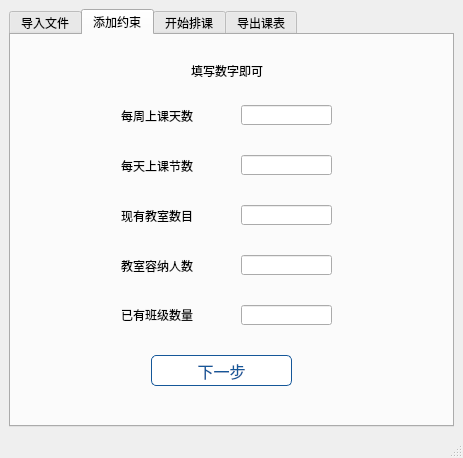
This is startpage.ui in lintean/CClassSchedule as Qt 5 draws it before an edit. The edited form follows.
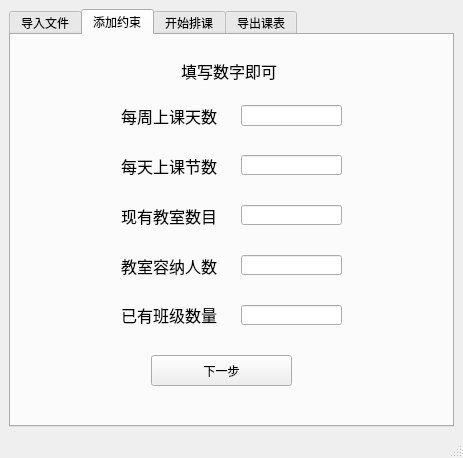
This is the edited form. The open tabs and pages were chosen to show the change.

```diff
--- a/startpage.ui
+++ b/startpage.ui
@@ -112,7 +112,7 @@
          <rect>
           <x>230</x>
           <y>120</y>
-          <width>91</width>
+          <width>101</width>
           <height>20</height>
          </rect>
         </property>
@@ -122,7 +122,7 @@
          <rect>
           <x>230</x>
           <y>170</y>
-          <width>91</width>
+          <width>101</width>
           <height>20</height>
          </rect>
         </property>
@@ -132,7 +132,7 @@
          <rect>
           <x>230</x>
           <y>220</y>
-          <width>91</width>
+          <width>101</width>
           <height>20</height>
          </rect>
         </property>
@@ -142,7 +142,7 @@
          <rect>
           <x>230</x>
           <y>270</y>
-          <width>91</width>
+          <width>101</width>
           <height>20</height>
          </rect>
         </property>
@@ -152,8 +152,8 @@
          <rect>
           <x>230</x>
           <y>70</y>
-          <width>91</width>
-          <height>20</height>
+          <width>101</width>
+          <height>21</height>
          </rect>
         </property>
        </widget>
@@ -162,10 +162,16 @@
          <rect>
           <x>110</x>
           <y>70</y>
-          <width>81</width>
+          <width>101</width>
           <height>21</height>
          </rect>
         </property>
+        <property name="font">
+         <font>
+          <family>微软雅黑</family>
+          <pointsize>12</pointsize>
+         </font>
+        </property>
         <property name="text">
          <string>每周上课天数</string>
         </property>
@@ -175,10 +181,16 @@
          <rect>
           <x>110</x>
           <y>120</y>
-          <width>91</width>
+          <width>101</width>
           <height>21</height>
          </rect>
         </property>
+        <property name="font">
+         <font>
+          <family>微软雅黑</family>
+          <pointsize>12</pointsize>
+         </font>
+        </property>
         <property name="text">
          <string>每天上课节数</string>
         </property>
@@ -188,10 +200,16 @@
          <rect>
           <x>110</x>
           <y>170</y>
-          <width>81</width>
+          <width>101</width>
           <height>21</height>
          </rect>
         </property>
+        <property name="font">
+         <font>
+          <family>微软雅黑</family>
+          <pointsize>12</pointsize>
+         </font>
+        </property>
         <property name="text">
          <string>现有教室数目</string>
         </property>
@@ -201,10 +219,16 @@
          <rect>
           <x>110</x>
           <y>220</y>
-          <width>91</width>
+          <width>101</width>
           <height>21</height>
          </rect>
         </property>
+        <property name="font">
+         <font>
+          <family>微软雅黑</family>
+          <pointsize>12</pointsize>
+         </font>
+        </property>
         <property name="text">
          <string>教室容纳人数</string>
         </property>
@@ -214,10 +238,16 @@
          <rect>
           <x>110</x>
           <y>270</y>
-          <width>91</width>
+          <width>101</width>
           <height>20</height>
          </rect>
         </property>
+        <property name="font">
+         <font>
+          <family>微软雅黑</family>
+          <pointsize>12</pointsize>
+         </font>
+        </property>
         <property name="text">
          <string>已有班级数量</string>
         </property>
@@ -225,12 +255,18 @@
        <widget class="QLabel" name="label_6">
         <property name="geometry">
          <rect>
-          <x>180</x>
+          <x>170</x>
           <y>20</y>
-          <width>81</width>
+          <width>111</width>
           <height>31</height>
          </rect>
         </property>
+        <property name="font">
+         <font>
+          <family>微软雅黑</family>
+          <pointsize>12</pointsize>
+         </font>
+        </property>
         <property name="text">
          <string>填写数字即可</string>
         </property>
@@ -245,15 +281,7 @@
          </rect>
         </property>
         <property name="styleSheet">
-         <string notr="true">    color: rgb(21,87,153);
-    border-radius: 5px;
-    background-color: white;
-    background-clip: border-box;
-    background-origin: border-box;
-    box-shadow: none;
-    padding: 0;
-    border: 1px solid rgb(21,87,153);
-	font-size:16px;</string>
+         <string notr="true"/>
         </property>
         <property name="text">
          <string>下一步</string>
```
Left out of the diff: 88 changed lines with no effect on the pictures.
